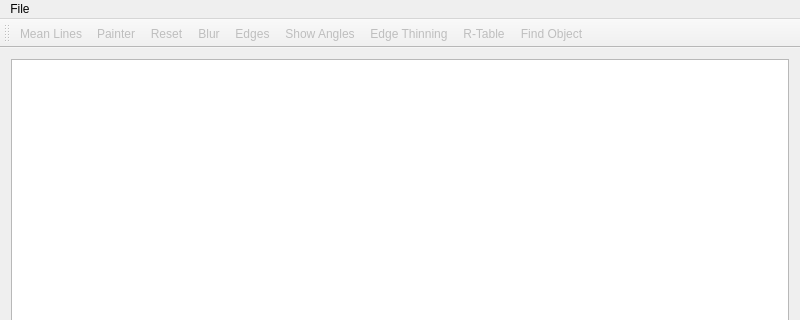
Before: the Qt Designer form SpeedSignDetectorViewer/mainwindow.ui in maltelenz/SpeedSignDetector, drawn with Qt 5; both pictures show x 0 to 800 and y 0 to 320 of the 800 by 900 pixel window.
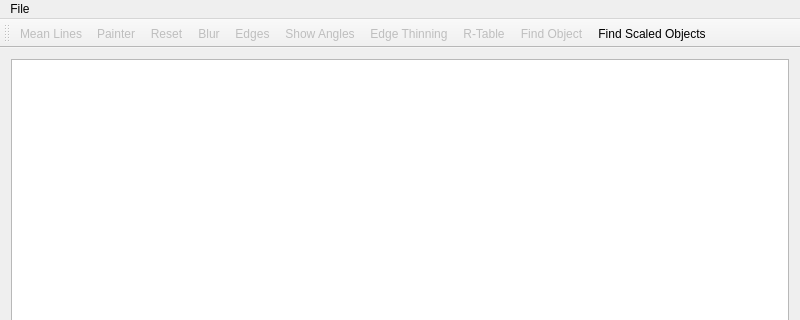
After: the same form once the commit is applied.

Commit message: Shaky first version of scale varying object detection.

Diff of the .ui file:
```diff
--- a/SpeedSignDetectorViewer/mainwindow.ui
+++ b/SpeedSignDetectorViewer/mainwindow.ui
@@ -61,6 +61,7 @@
    <addaction name="actionEdge_Thinning"/>
    <addaction name="actionR_Table"/>
    <addaction name="actionFind_Object"/>
+   <addaction name="actionFind_Scaled_Objects"/>
   </widget>
   <widget class="QStatusBar" name="statusBar"/>
   <widget class="QDockWidget" name="messagesDock">
@@ -228,6 +229,14 @@
     <string>Find Object</string>
    </property>
   </action>
+  <action name="actionFind_Scaled_Objects">
+   <property name="checkable">
+    <bool>true</bool>
+   </property>
+   <property name="text">
+    <string>Find Scaled Objects</string>
+   </property>
+  </action>
  </widget>
  <layoutdefault spacing="6" margin="11"/>
  <resources/>
```
The commit also changes 4 other files.
